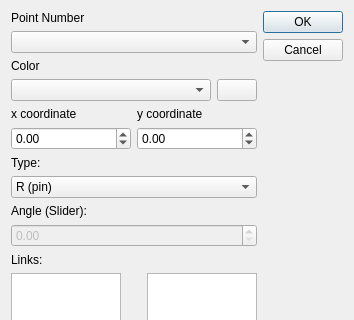
Qt form core/entities/edit_point.ui (KmolYuan/Pyslvs-UI) before a commit; both pictures show x 0 to 354 and y 0 to 320 of the 354 by 528 pixel window.
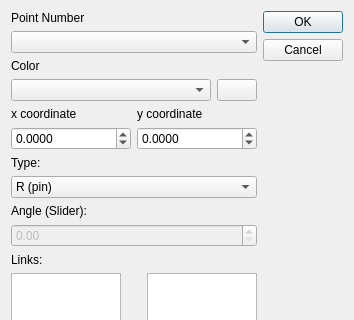
The same form after that commit. Icons and pictures are not drawn.

Commit message: Update examples and re-design display function of main canvas.

Diff of the .ui file:
```diff
--- a/core/entities/edit_point.ui
+++ b/core/entities/edit_point.ui
@@ -84,6 +84,9 @@
        </item>
        <item row="1" column="0">
         <widget class="QDoubleSpinBox" name="x_box">
+         <property name="decimals">
+          <number>4</number>
+         </property>
          <property name="minimum">
           <double>-999999.000000000000000</double>
          </property>
@@ -94,6 +97,9 @@
        </item>
        <item row="1" column="1">
         <widget class="QDoubleSpinBox" name="y_box">
+         <property name="decimals">
+          <number>4</number>
+         </property>
          <property name="minimum">
           <double>-999999.000000000000000</double>
          </property>
```
The commit also changes 5 other files.
